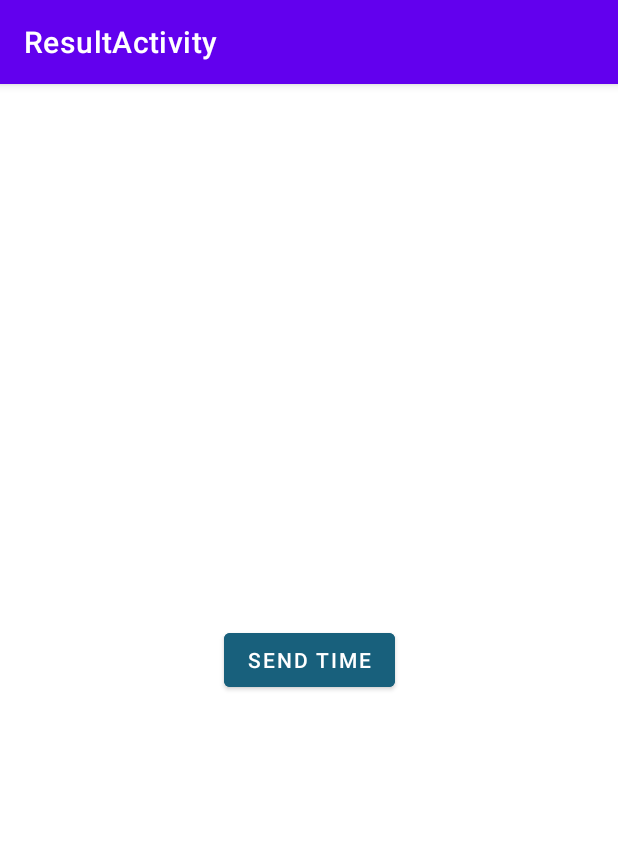
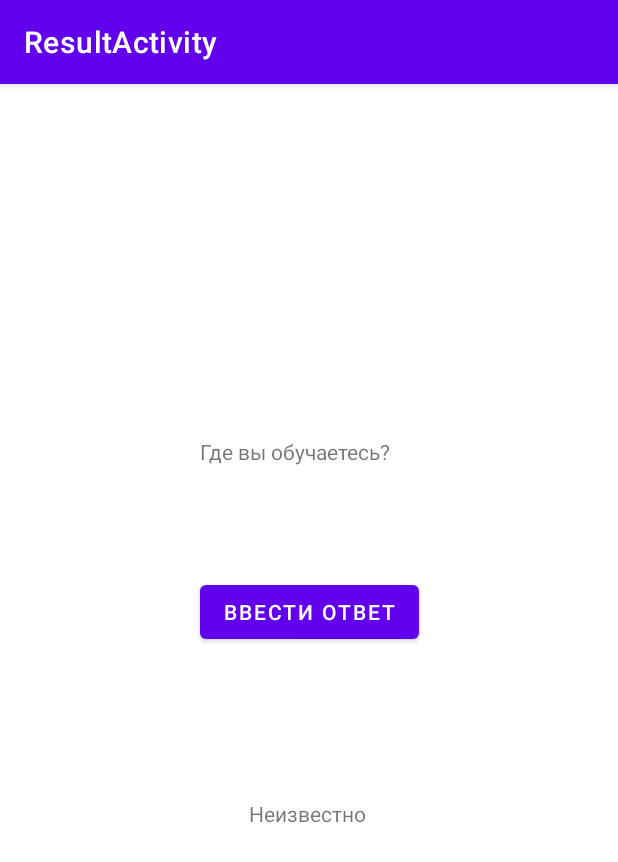
Before and after one commit to zavarka323/Practice3, an Android app: the screen it shows after launch (MainActivity), on a phone screen of 412 x 824 dp. Shown: the top 862 px of the screen. Run offline under Robolectric (Android 15) with nearby library versions, the phone set to English and light mode, and no system bars.

Commit message:
Update activity_main.xml

```diff
--- a/resultactivity/src/main/res/layout/activity_main.xml
+++ b/resultactivity/src/main/res/layout/activity_main.xml
@@ -6,15 +6,40 @@
     android:layout_height="match_parent"
     tools:context=".MainActivity">
 
+    <TextView
+        android:id="@+id/textView2"
+        android:layout_width="wrap_content"
+        android:layout_height="wrap_content"
+        android:text="Где вы обучаетесь?"
+        app:layout_constraintBottom_toBottomOf="parent"
+        app:layout_constraintHorizontal_bias="0.468"
+        app:layout_constraintLeft_toLeftOf="parent"
+        app:layout_constraintRight_toRightOf="parent"
+        app:layout_constraintTop_toTopOf="parent"
+        app:layout_constraintVertical_bias="0.314" />
+
+    <TextView
+        android:id="@+id/textView"
+        android:layout_width="wrap_content"
+        android:layout_height="wrap_content"
+        android:text="Неизвестно"
+        app:layout_constraintBottom_toBottomOf="parent"
+        app:layout_constraintEnd_toEndOf="parent"
+        app:layout_constraintHorizontal_bias="0.498"
+        app:layout_constraintStart_toStartOf="parent"
+        app:layout_constraintTop_toTopOf="parent"
+        app:layout_constraintVertical_bias="0.637" />
+
     <Button
         android:id="@+id/button"
         android:layout_width="wrap_content"
         android:layout_height="wrap_content"
-        android:backgroundTint="#18607C"
-        android:onClick="onSendTimeClicked"
-        android:text="Send time"
+        android:onClick="onAnswerClicked"
+        android:text="Ввести ответ"
         app:layout_constraintBottom_toBottomOf="parent"
         app:layout_constraintEnd_toEndOf="parent"
         app:layout_constraintStart_toStartOf="parent"
-        app:layout_constraintTop_toTopOf="parent" />
+        app:layout_constraintTop_toTopOf="parent"
+        app:layout_constraintVertical_bias="0.456" />
+
 </androidx.constraintlayout.widget.ConstraintLayout>
```
